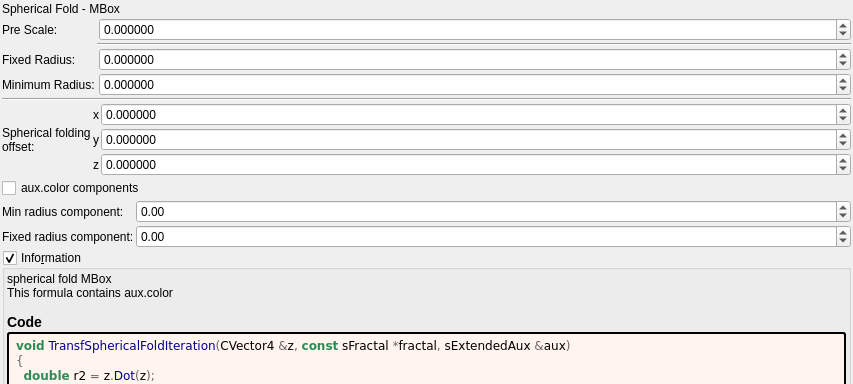
This is mandelbulber2/formula/ui/transf_spherical_fold.ui in buddhi1980/mandelbulber2 as Qt 5 draws it before an edit; both pictures show x 0 to 853 and y 0 to 384 of the 853 by 987 pixel window. The edited form follows.
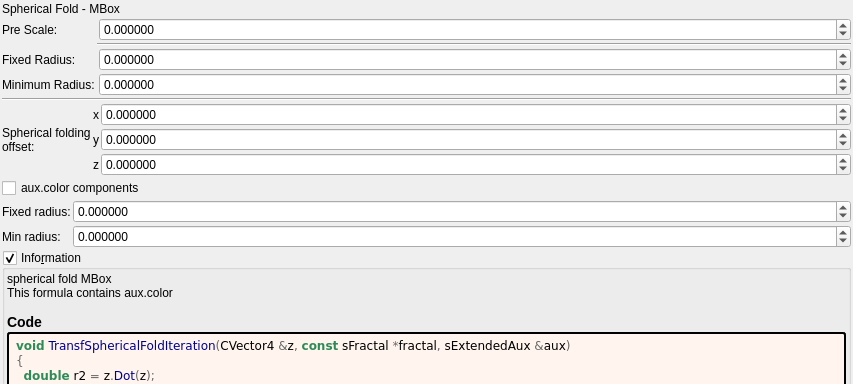
This is the edited form. Custom widgets are drawn as their Qt base class.

Commit message: more 6 decimal color updates

Patch:
```diff
--- a/mandelbulber2/formula/ui/transf_spherical_fold.ui
+++ b/mandelbulber2/formula/ui/transf_spherical_fold.ui
@@ -311,76 +311,6 @@
      <property name="spacing">
       <number>2</number>
      </property>
-     <item row="2" column="0">
-      <widget class="QLabel" name="label_29">
-       <property name="text">
-        <string>Fixed radius component:</string>
-       </property>
-      </widget>
-     </item>
-     <item row="1" column="0">
-      <widget class="QLabel" name="label_28">
-       <property name="text">
-        <string>Min radius component:</string>
-       </property>
-      </widget>
-     </item>
-     <item row="2" column="1">
-      <widget class="MyDoubleSpinBox" name="spinbox_mandelbox_color_Sp2">
-       <property name="sizePolicy">
-        <sizepolicy hsizetype="Minimum" vsizetype="Maximum">
-         <horstretch>0</horstretch>
-         <verstretch>0</verstretch>
-        </sizepolicy>
-       </property>
-       <property name="prefix">
-        <string/>
-       </property>
-       <property name="suffix">
-        <string/>
-       </property>
-       <property name="decimals">
-        <number>2</number>
-       </property>
-       <property name="minimum">
-        <double>-100.000000000000000</double>
-       </property>
-       <property name="maximum">
-        <double>100.000000000000000</double>
-       </property>
-       <property name="singleStep">
-        <double>0.100000000000000</double>
-       </property>
-      </widget>
-     </item>
-     <item row="1" column="1">
-      <widget class="MyDoubleSpinBox" name="spinbox_mandelbox_color_Sp1">
-       <property name="sizePolicy">
-        <sizepolicy hsizetype="Minimum" vsizetype="Maximum">
-         <horstretch>0</horstretch>
-         <verstretch>0</verstretch>
-        </sizepolicy>
-       </property>
-       <property name="prefix">
-        <string/>
-       </property>
-       <property name="suffix">
-        <string/>
-       </property>
-       <property name="decimals">
-        <number>2</number>
-       </property>
-       <property name="minimum">
-        <double>-100.000000000000000</double>
-       </property>
-       <property name="maximum">
-        <double>100.000000000000000</double>
-       </property>
-       <property name="singleStep">
-        <double>0.100000000000000</double>
-       </property>
-      </widget>
-     </item>
      <item row="0" column="0" colspan="2">
       <widget class="QCheckBox" name="checkBox_fold_color_aux_color_enabled_false">
        <property name="text">
@@ -388,6 +318,76 @@
        </property>
       </widget>
      </item>
+     <item row="2" column="0">
+      <widget class="QLabel" name="label_29">
+       <property name="text">
+        <string>Fixed radius:</string>
+       </property>
+      </widget>
+     </item>
+     <item row="2" column="1">
+      <widget class="MyDoubleSpinBox" name="spinbox_mandelbox_color_Sp2">
+       <property name="sizePolicy">
+        <sizepolicy hsizetype="Minimum" vsizetype="Maximum">
+         <horstretch>0</horstretch>
+         <verstretch>0</verstretch>
+        </sizepolicy>
+       </property>
+       <property name="prefix">
+        <string/>
+       </property>
+       <property name="suffix">
+        <string/>
+       </property>
+       <property name="decimals">
+        <number>6</number>
+       </property>
+       <property name="minimum">
+        <double>-100.000000000000000</double>
+       </property>
+       <property name="maximum">
+        <double>100.000000000000000</double>
+       </property>
+       <property name="singleStep">
+        <double>0.100000000000000</double>
+       </property>
+      </widget>
+     </item>
+     <item row="3" column="0">
+      <widget class="QLabel" name="label_28">
+       <property name="text">
+        <string>Min radius:</string>
+       </property>
+      </widget>
+     </item>
+     <item row="3" column="1">
+      <widget class="MyDoubleSpinBox" name="spinbox_mandelbox_color_Sp1">
+       <property name="sizePolicy">
+        <sizepolicy hsizetype="Minimum" vsizetype="Maximum">
+         <horstretch>0</horstretch>
+         <verstretch>0</verstretch>
+        </sizepolicy>
+       </property>
+       <property name="prefix">
+        <string/>
+       </property>
+       <property name="suffix">
+        <string/>
+       </property>
+       <property name="decimals">
+        <number>6</number>
+       </property>
+       <property name="minimum">
+        <double>-100.000000000000000</double>
+       </property>
+       <property name="maximum">
+        <double>100.000000000000000</double>
+       </property>
+       <property name="singleStep">
+        <double>0.100000000000000</double>
+       </property>
+      </widget>
+     </item>
     </layout>
    </item>
    <item>
```
Left out of the diff: 2 changed lines with no effect on the pictures. The commit also changes 10 other files.
